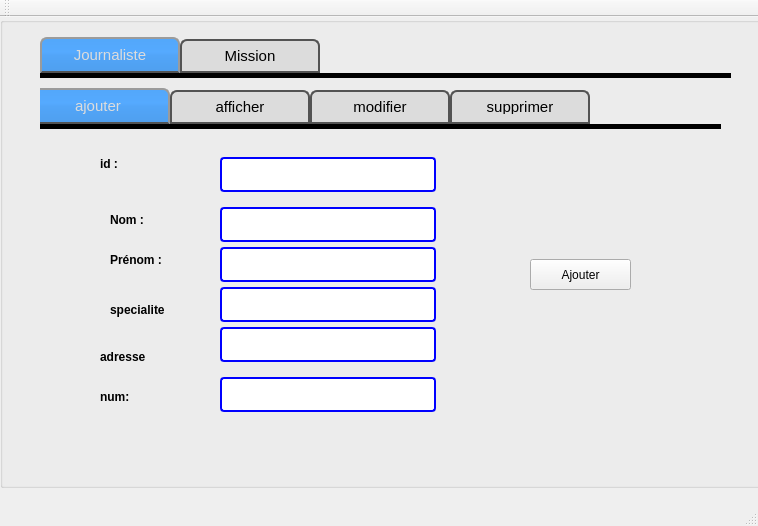
First picture: the form in mainwindow.ui, repository zeinebzarrouk/projet-cpp, before the edit.
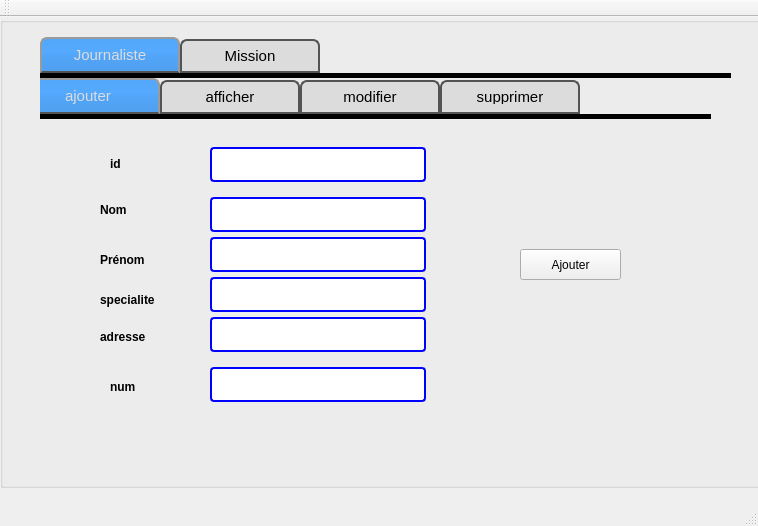
Second picture: the form after the edit. The open tabs and pages were chosen to show the change. Icons and pictures are not drawn.

Commit message: tri rech imprim

What changed in the file:
```diff
--- a/mainwindow.ui
+++ b/mainwindow.ui
@@ -88,8 +88,8 @@
       <widget class="QTabWidget" name="tabWidget_4">
        <property name="geometry">
         <rect>
-         <x>-10</x>
-         <y>10</y>
+         <x>-20</x>
+         <y>0</y>
          <width>691</width>
          <height>401</height>
         </rect>
@@ -142,7 +142,7 @@
           <number>11</number>
          </property>
          <property name="text">
-          <string>Nom :</string>
+          <string>Nom </string>
          </property>
          <property name="textFormat">
           <enum>Qt::PlainText</enum>
@@ -194,7 +194,7 @@
          <property name="geometry">
           <rect>
            <x>80</x>
-           <y>120</y>
+           <y>130</y>
            <width>87</width>
            <height>22</height>
           </rect>
@@ -206,40 +206,40 @@
           </size>
          </property>
          <property name="text">
-          <string>&lt;html&gt;&lt;head/&gt;&lt;body&gt;&lt;p&gt;&lt;span style=&quot; font-weight:600;&quot;&gt;Prénom  :&lt;/span&gt;&lt;/p&gt;&lt;/body&gt;&lt;/html&gt;</string>
+          <string>&lt;html&gt;&lt;head/&gt;&lt;body&gt;&lt;p&gt;&lt;span style=&quot; font-weight:600;&quot;&gt;Prénom &lt;/span&gt;&lt;/p&gt;&lt;/body&gt;&lt;/html&gt;</string>
          </property>
         </widget>
         <widget class="QLabel" name="label">
          <property name="geometry">
           <rect>
-           <x>70</x>
-           <y>20</y>
+           <x>90</x>
+           <y>30</y>
            <width>71</width>
            <height>31</height>
           </rect>
          </property>
          <property name="text">
-          <string>&lt;html&gt;&lt;head/&gt;&lt;body&gt;&lt;p&gt;&lt;span style=&quot; font-weight:600;&quot;&gt;id :&lt;/span&gt;&lt;/p&gt;&lt;/body&gt;&lt;/html&gt;</string>
+          <string>&lt;html&gt;&lt;head/&gt;&lt;body&gt;&lt;p&gt;&lt;span style=&quot; font-weight:600;&quot;&gt;id &lt;/span&gt;&lt;/p&gt;&lt;/body&gt;&lt;/html&gt;</string>
          </property>
         </widget>
         <widget class="QLabel" name="label_3">
          <property name="geometry">
           <rect>
-           <x>70</x>
+           <x>90</x>
            <y>260</y>
            <width>61</width>
            <height>16</height>
           </rect>
          </property>
          <property name="text">
-          <string>&lt;html&gt;&lt;head/&gt;&lt;body&gt;&lt;p&gt;&lt;span style=&quot; font-weight:600;&quot;&gt;num:&lt;/span&gt;&lt;/p&gt;&lt;/body&gt;&lt;/html&gt;</string>
+          <string>&lt;html&gt;&lt;head/&gt;&lt;body&gt;&lt;p&gt;&lt;span style=&quot; font-weight:600;&quot;&gt;num&lt;/span&gt;&lt;/p&gt;&lt;/body&gt;&lt;/html&gt;</string>
          </property>
         </widget>
         <widget class="QLabel" name="label_5">
          <property name="geometry">
           <rect>
-           <x>70</x>
-           <y>220</y>
+           <x>80</x>
+           <y>210</y>
            <width>101</width>
            <height>16</height>
           </rect>
```
Left out of the diff: 6 changed lines with no effect on the pictures. The commit also changes 2 other files.
